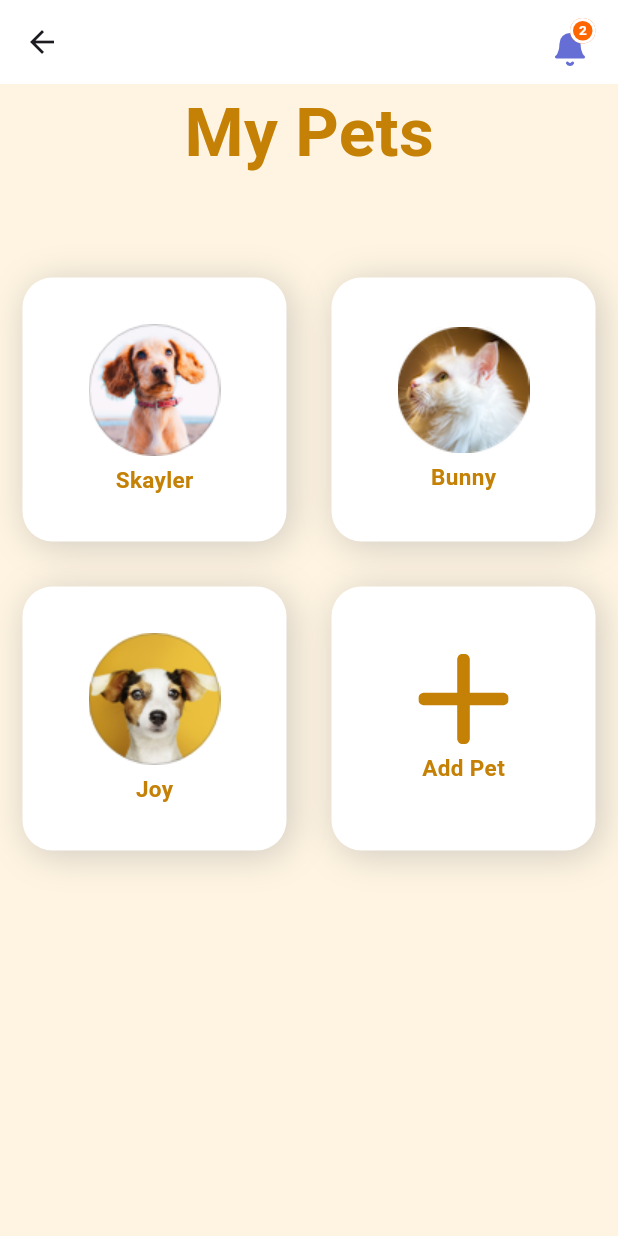
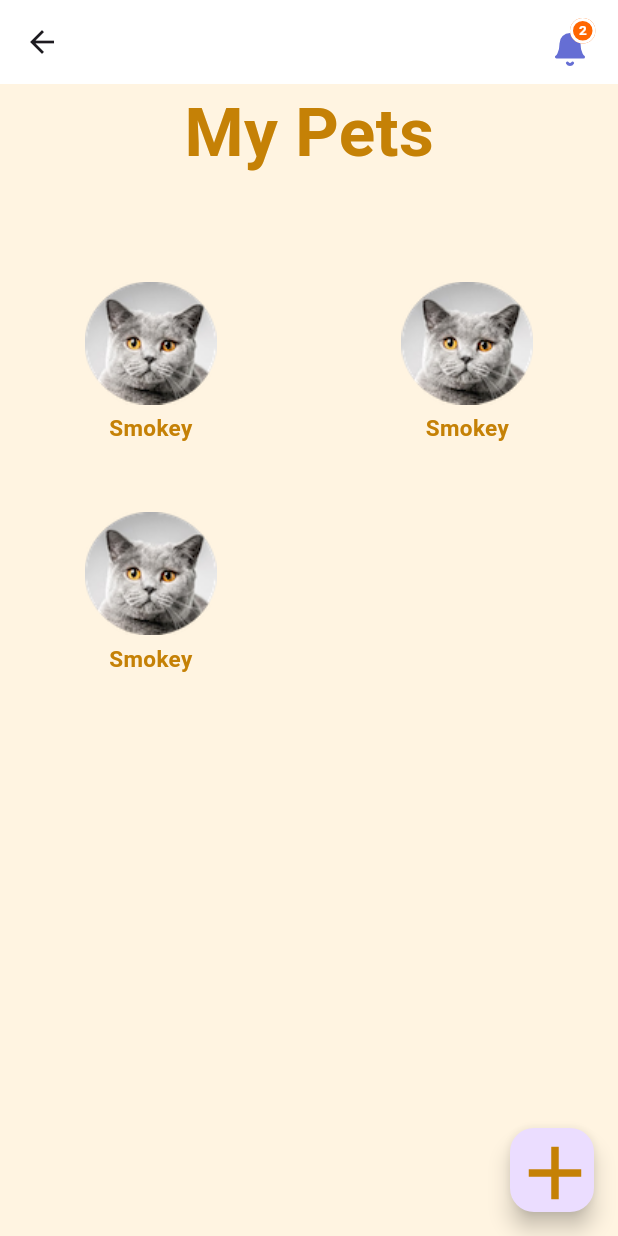
Before and after one commit to RustomMurad/flutter_my_pet_care_app, a Flutter app: the MyPetsPage screen opened by its route, on a phone screen of 412 x 824 dp. Run offline on Flutter 3.47's test engine with Material 3 defaults, Android fonts, the phone set to English and light mode, and no system bars; our stand-ins replace flutter_svg.

Commit message:
Changes to be committed:        add new assets:  avatar images        modified:   lib/main.dart        modified:   lib/models/pet.dart        modified:   lib/pages/my_pet.dart        modified:   lib/pages/my_pets.dart

```diff
--- a/lib/main.dart
+++ b/lib/main.dart
@@ -24,7 +24,7 @@ class MyApp extends StatelessWidget {
       initialRoute: "/",
       routes: {
         "/": (context) => MyPetsCarePage(title: 'My Pet\'s Care'),
-        "/MyPetsPage": (context) => MyPetsPage(title: 'My Pets'),
+        "/MyPetsPage": (context) => MyPetsPage(), //(title: 'My Pets'),
         "/MyPetPage": (context) => MyPetPage(title: 'Bonny'),
         "/AddUpdateMyPetPage": (context) =>
             AddUpdateMyPetPage(title: 'Add/Update My Pet'),
--- a/lib/models/pet.dart
+++ b/lib/models/pet.dart
@@ -1,6 +1,9 @@
+import 'package:flutter/material.dart';
 import 'package:uuid/uuid.dart';
 
 const uuid = Uuid();
+
+enum Kind { dog, cat, bird }
 
 enum Gender { she, he }
 
@@ -11,12 +14,22 @@ class Pet {
     required this.dob,
     required this.sex,
     required this.weight,
+    required this.image,
+    required this.image_type,
+    required this.avatar,
+    required this.kind,
+    required this.route,
   }) : id = uuid.v4();
 
   final String id;
+  final String image;
+  final String image_type;
+  final String avatar;
+  final Kind kind;
   final String name;
   final String breed;
   final DateTime dob;
   final Gender sex;
   final double weight;
+  final String route;
 }
--- a/lib/pages/my_pet.dart
+++ b/lib/pages/my_pet.dart
@@ -62,17 +62,6 @@ class _MyPetPageState extends State<MyPetPage> {
                     small_card(context, "scales", "svg", "12.3lb", "/"),
                   ],
                 ),
-                Row(
-                  mainAxisAlignment: MainAxisAlignment.center,
-                  children: [
-                    Text('Upcoming Appoinment(s)',
-                        style: TextStyle(
-                          fontSize: 25,
-                          fontWeight: FontWeight.bold,
-                          color: Color.fromARGB(255, 197, 129, 6),
-                        )),
-                  ],
-                ),
               ],
             ),
           ),
--- a/lib/pages/my_pets.dart
+++ b/lib/pages/my_pets.dart
@@ -1,17 +1,57 @@
 import 'package:flutter/material.dart';
 import 'package:flutter_svg/svg.dart';
-import 'package:my_pets_care_app/widgets/card.dart';
+import 'package:my_pets_care_app/models/pet.dart';
+import 'package:my_pets_care_app/widgets/small_card.dart';
 
 class MyPetsPage extends StatefulWidget {
-  const MyPetsPage({super.key, required this.title});
-
-  final String title;
+  const MyPetsPage({
+    super.key,
+  });
 
   @override
   State<MyPetsPage> createState() => _MyPetsPageState();
 }
 
 class _MyPetsPageState extends State<MyPetsPage> {
+  final List<Pet> _registeredPets = [
+    Pet(
+      avatar: 'avatar-smokey',
+      image: 'british-shorthair-1',
+      image_type: 'png',
+      kind: Kind.cat,
+      name: 'Smokey',
+      breed: 'Shortheir',
+      dob: DateTime.now(),
+      sex: Gender.she,
+      weight: 13.5,
+      route: '/MyPetPage',
+    ),
+    Pet(
+      avatar: 'avatar-smokey',
+      image: 'british-shorthair-1',
+      image_type: 'png',
+      kind: Kind.dog,
+      name: 'Smokey',
+      breed: 'Shortheir',
+      dob: DateTime.now(),
+      sex: Gender.she,
+      weight: 13.5,
+      route: '/MyPetPage',
+    ),
+    Pet(
+      avatar: 'avatar-smokey',
+      image: 'british-shorthair-1',
+      image_type: 'png',
+      kind: Kind.bird,
+      name: 'Smokey',
+      breed: 'Shortheir',
+      dob: DateTime.now(),
+      sex: Gender.she,
+      weight: 13.5,
+      route: '/MyPetPage',
+    ),
+  ];
+
   @override
   Widget build(BuildContext context) {
     return Scaffold(
@@ -52,16 +92,35 @@ class _MyPetsPageState extends State<MyPetsPage> {
               ],
             ),
           ),
-          SliverGrid.count(
-            crossAxisCount: 2,
-            children: <Widget>[
-              card(context, "skyler", "png", "Skayler", "/"),
-              card(context, "bunny", "png", "Bunny", "/MyPetPage"),
-              card(context, "joy", "png", "Joy", "/"),
-              card(context, "add_pet", "svg", "Add Pet", "/AddUpdateMyPetPage"),
-            ],
+          SliverGrid(
+            gridDelegate: SliverGridDelegateWithFixedCrossAxisCount(
+              crossAxisCount: 2,
+              childAspectRatio: 1.4,
+              crossAxisSpacing: 10,
+              mainAxisSpacing: 10,
+            ),
+            delegate: SliverChildBuilderDelegate(
+              childCount: _registeredPets.length,
+              (context, index) => small_card(
+                  context,
+                  _registeredPets[index].avatar,
+                  _registeredPets[index].image_type,
+                  _registeredPets[index].name,
+                  _registeredPets[index].route),
+            ),
           ),
         ],
+      ),
+      floatingActionButton: FloatingActionButton(
+        onPressed: () {
+          Navigator.pushNamed(context, '/AddUpdateMyPetPage');
+        },
+        tooltip: 'Add New Pet',
+        child: Icon(
+          Icons.add,
+          size: 60,
+          color: Color.fromARGB(255, 197, 129, 6),
+        ),
       ),
     );
   }
```
Also changed, not shown: assets/images/avatar-smokey.png (added).
